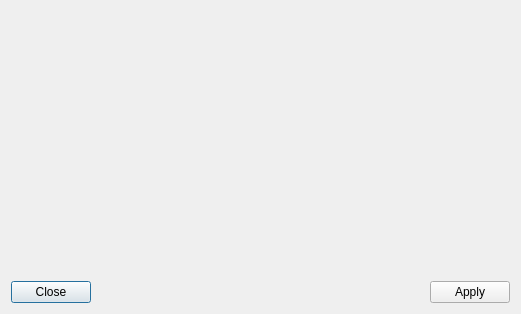
Above: src-qt4/pc-usermanager/pcbsdusermanager.ui from trueos/pcbsd before the change. Below: the same form after it.
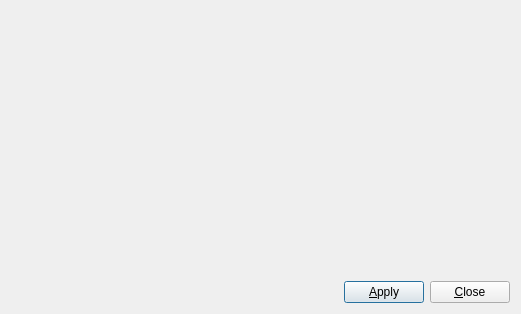
That is the form after the change. Icons and pictures are not drawn.

Commit message: Updated shortcut keys.  Changed text to match standards on all buttons.

```diff
--- a/src-qt4/pc-usermanager/pcbsdusermanager.ui
+++ b/src-qt4/pc-usermanager/pcbsdusermanager.ui
@@ -30,13 +30,6 @@
    </item>
    <item>
     <layout class="QHBoxLayout" name="horizontalLayout">
-     <item>
-      <widget class="QPushButton" name="pushClose">
-       <property name="text">
-        <string>Close</string>
-       </property>
-      </widget>
-     </item>
      <item>
       <spacer name="horizontalSpacer">
        <property name="orientation">
@@ -53,7 +46,7 @@
      <item>
       <widget class="QPushButton" name="pushSave">
        <property name="text">
-        <string>Apply</string>
+        <string>&amp;Apply</string>
        </property>
        <property name="icon">
         <iconset resource="pcbsdusermanager.qrc">
@@ -61,6 +54,13 @@
        </property>
       </widget>
      </item>
+     <item>
+      <widget class="QPushButton" name="pushClose">
+       <property name="text">
+        <string>&amp;Close</string>
+       </property>
+      </widget>
+     </item>
     </layout>
    </item>
   </layout>
```
The commit also changes 3 other files.
